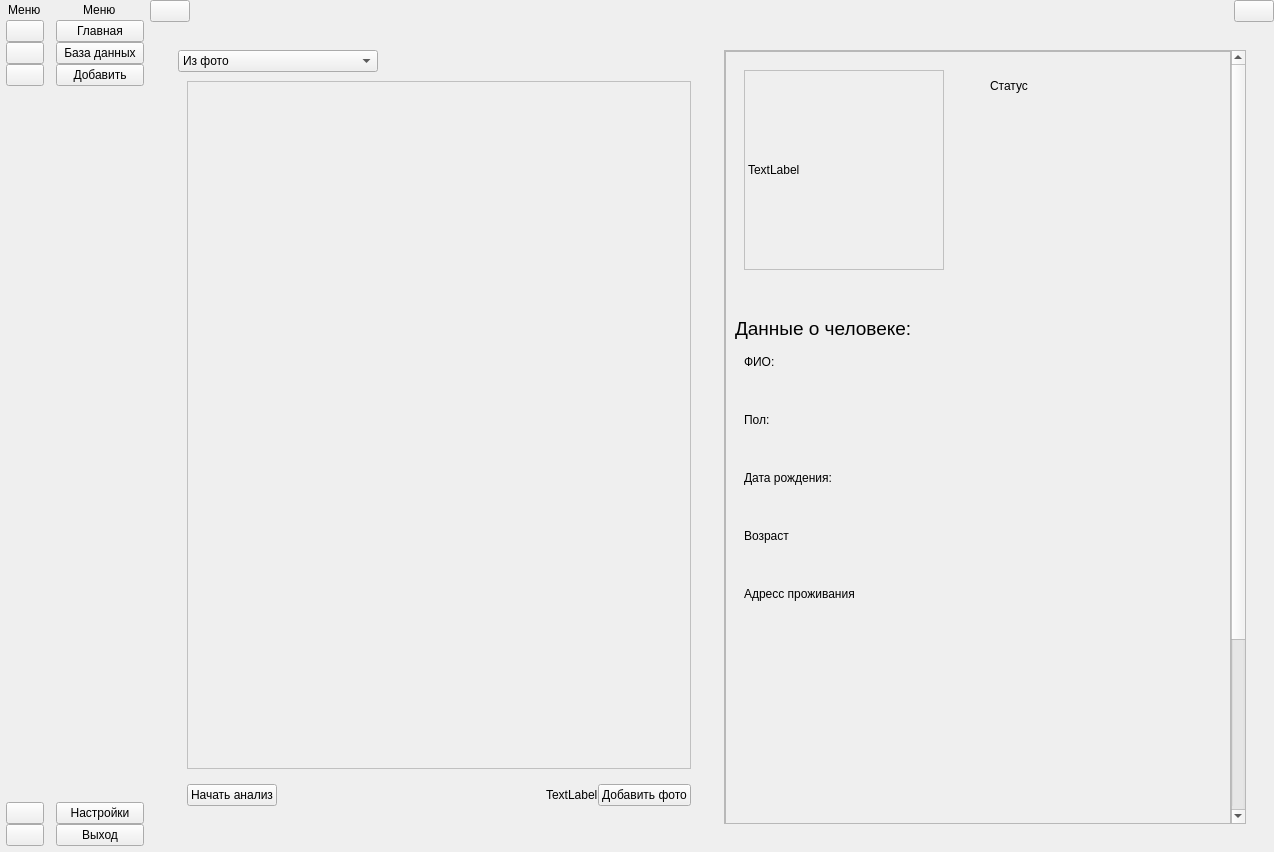
Above: assets/ui/app.ui from Bavalionprolate/face-look before the change. Below: the same form after it.
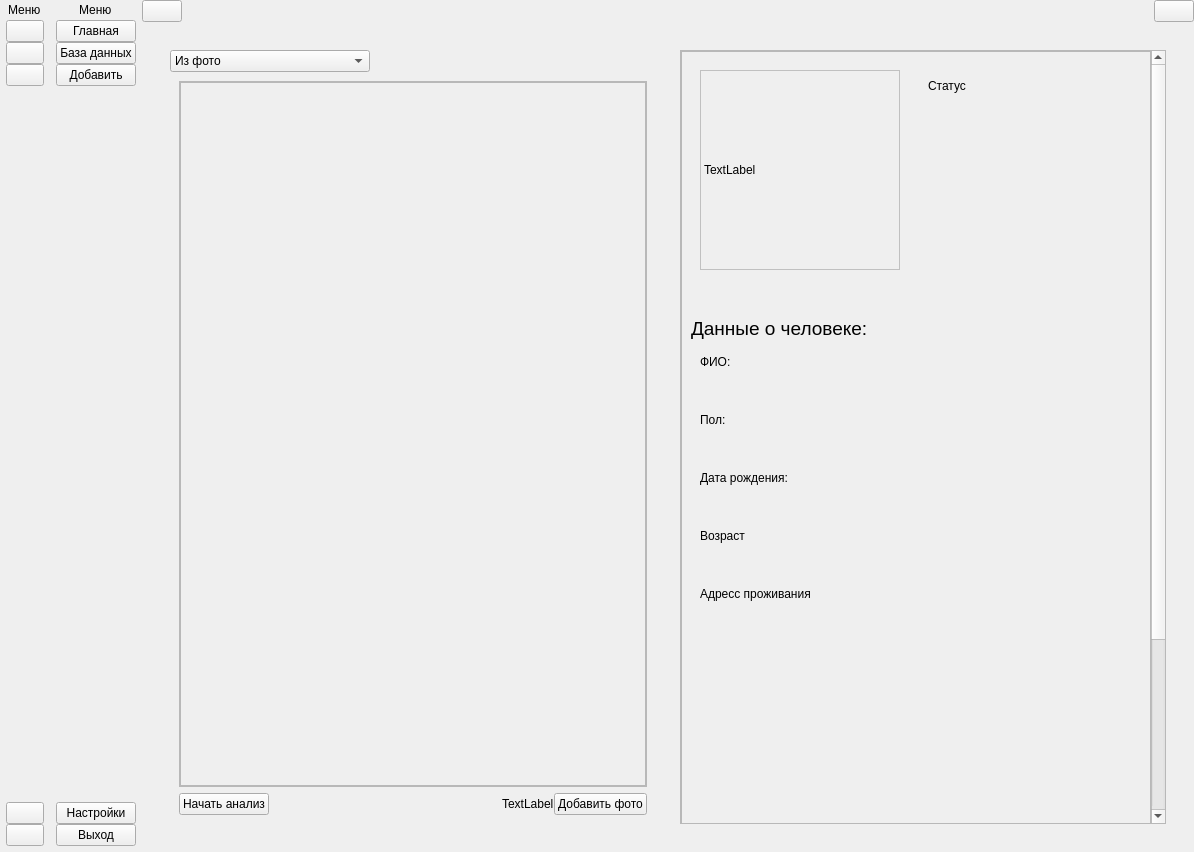
That is the form after the change. The open tabs and pages were chosen to show the change. Icons and pictures are not drawn.

Patch:
```diff
--- a/assets/ui/app.ui
+++ b/assets/ui/app.ui
@@ -6,7 +6,7 @@
    <rect>
     <x>0</x>
     <y>0</y>
-    <width>1274</width>
+    <width>1194</width>
     <height>852</height>
    </rect>
   </property>
@@ -427,18 +427,91 @@
                           <number>0</number>
                          </property>
                          <widget class="QWidget" name="photo">
-                          <layout class="QVBoxLayout" name="verticalLayout_15">
-                           <item>
-                            <widget class="QLabel" name="label_upload_photo">
-                             <property name="styleSheet">
-                              <string notr="true">border: 1px solid silver;</string>
+                          <layout class="QGridLayout" name="gridLayout_14">
+                           <item row="0" column="0">
+                            <widget class="QScrollArea" name="scrollArea_3">
+                             <property name="lineWidth">
+                              <number>1</number>
                              </property>
-                             <property name="text">
-                              <string/>
+                             <property name="widgetResizable">
+                              <bool>true</bool>
                              </property>
+                             <widget class="QWidget" name="scrollAreaWidgetContents_3">
+                              <property name="geometry">
+                               <rect>
+                                <x>0</x>
+                                <y>0</y>
+                                <width>464</width>
+                                <height>703</height>
+                               </rect>
+                              </property>
+                              <layout class="QGridLayout" name="gridLayout_13">
+                               <property name="leftMargin">
+                                <number>0</number>
+                               </property>
+                               <property name="topMargin">
+                                <number>0</number>
+                               </property>
+                               <property name="rightMargin">
+                                <number>0</number>
+                               </property>
+                               <property name="bottomMargin">
+                                <number>0</number>
+                               </property>
+                               <property name="spacing">
+                                <number>0</number>
+                               </property>
+                               <item row="0" column="0">
+                                <widget class="QFrame" name="frame_3">
+                                 <property name="frameShape">
+                                  <enum>QFrame::StyledPanel</enum>
+                                 </property>
+                                 <property name="frameShadow">
+                                  <enum>QFrame::Raised</enum>
+                                 </property>
+                                 <property name="lineWidth">
+                                  <number>0</number>
+                                 </property>
+                                 <layout class="QGridLayout" name="gridLayout_15">
+                                  <property name="leftMargin">
+                                   <number>0</number>
+                                  </property>
+                                  <property name="topMargin">
+                                   <number>0</number>
+                                  </property>
+                                  <property name="rightMargin">
+                                   <number>0</number>
+                                  </property>
+                                  <property name="bottomMargin">
+                                   <number>0</number>
+                                  </property>
+                                  <property name="spacing">
+                                   <number>0</number>
+                                  </property>
+                                  <item row="0" column="0">
+                                   <widget class="QLabel" name="label_upload_photo">
+                                    <property name="styleSheet">
+                                     <string notr="true"/>
+                                    </property>
+                                    <property name="lineWidth">
+                                     <number>0</number>
+                                    </property>
+                                    <property name="text">
+                                     <string/>
+                                    </property>
+                                    <property name="alignment">
+                                     <set>Qt::AlignCenter</set>
+                                    </property>
+                                   </widget>
+                                  </item>
+                                 </layout>
+                                </widget>
+                               </item>
+                              </layout>
+                             </widget>
                             </widget>
                            </item>
-                           <item>
+                           <item row="1" column="0">
                             <widget class="QWidget" name="widget_11" native="true">
                              <property name="minimumSize">
                               <size>
@@ -546,8 +619,8 @@
                           <property name="geometry">
                            <rect>
                             <x>0</x>
-                            <y>0</y>
-                            <width>300</width>
+                            <y>-60</y>
+                            <width>465</width>
                             <height>1000</height>
                            </rect>
                           </property>
@@ -1762,7 +1835,7 @@
              </size>
             </property>
             <property name="checkable">
-             <bool>true</bool>
+             <bool>false</bool>
             </property>
             <property name="autoExclusive">
              <bool>true</bool>
```
Left out of the diff: 45 changed lines with no effect on the pictures.
